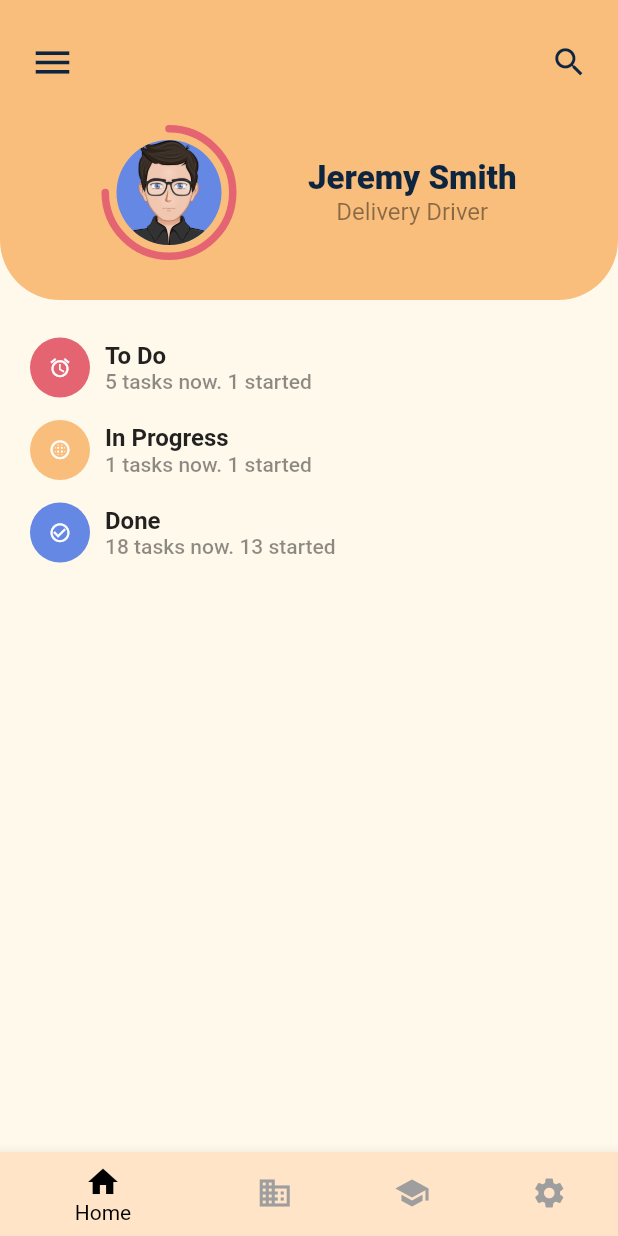
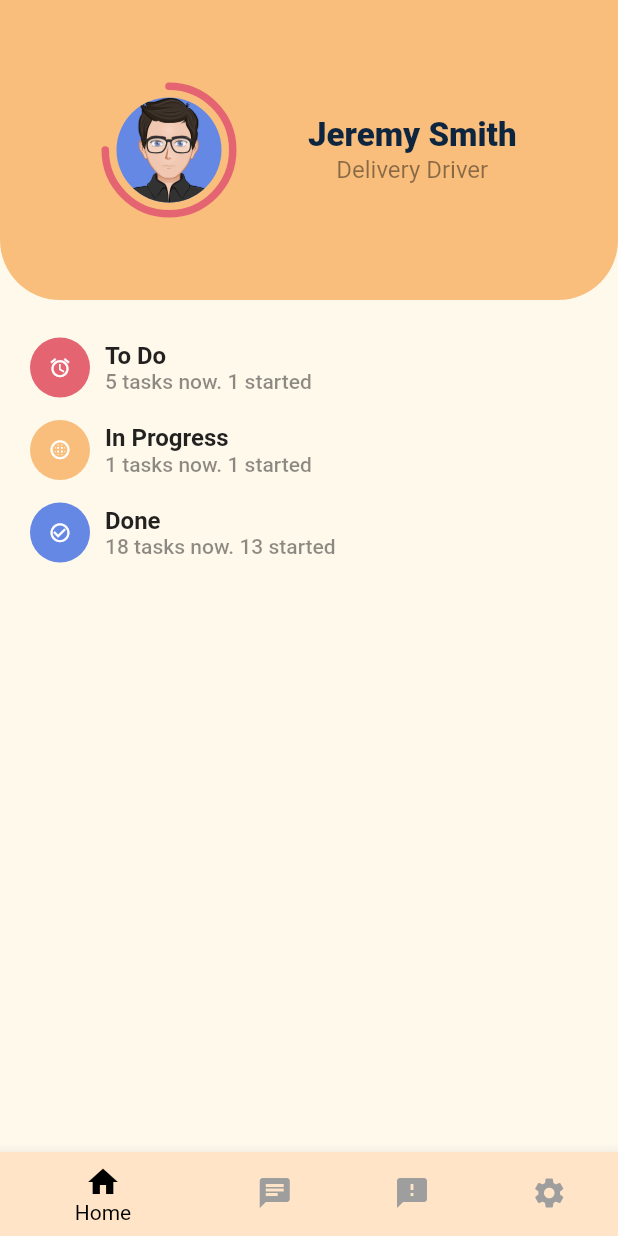
Before and after one commit to mcbebu/bakchormeenonspicy, a Flutter app: the screen it shows after launch, on a phone screen of 412 x 824 dp. Run offline on Flutter 3.47's test engine with Material 2 defaults, Android fonts, the phone set to English and light mode, and no system bars; drawn by our look-alikes of percent_indicator.

Commit message:
mod nav bar

```diff
--- a/lib/screens/home_page.dart
+++ b/lib/screens/home_page.dart
@@ -42,6 +42,7 @@ class _HomePageState extends State<HomePage> {
     return Scaffold(
       backgroundColor: LightColors.kLightYellow,
       body: SafeArea(
+        child: Expanded(
           child: Column(
             children: <Widget>[
               TopContainer(
@@ -50,15 +51,6 @@ class _HomePageState extends State<HomePage> {
                 child: Column(
                     mainAxisAlignment: MainAxisAlignment.spaceEvenly,
                     children: <Widget>[
-                    Row(
-                      mainAxisAlignment: MainAxisAlignment.spaceBetween,
-                      children: <Widget>[
-                        Icon(Icons.menu,
-                            color: LightColors.kDarkBlue, size: 30.0),
-                        Icon(Icons.search,
-                            color: LightColors.kDarkBlue, size: 25.0),
-                      ],
-                    ),
                       Padding(
                         padding: const EdgeInsets.symmetric(
                             horizontal: 0, vertical: 0.0),
@@ -164,6 +156,7 @@ class _HomePageState extends State<HomePage> {
             ],
           ),
         ),
+      ),
     );
   }
 }
--- a/lib/screens/nav_bar.dart
+++ b/lib/screens/nav_bar.dart
@@ -2,19 +2,18 @@ import 'package:flutter/material.dart';
 import 'package:flutter_bak/screens/home_page.dart';
 import 'package:flutter_bak/screens/questionaire.dart';
 import 'package:flutter_bak/theme/colors/light_colors.dart';
+import 'package:flutter_bak/widgets/top_container.dart';
 
 void main() => runApp(const NavBar());
 
 class NavBar extends StatelessWidget {
   const NavBar({super.key});
 
-  static const String _title = 'Flutter Code Sample';
-
   @override
   Widget build(BuildContext context) {
     return const MaterialApp(
-      title: _title,
       home: MyStatefulWidget(),
+      debugShowCheckedModeBanner: false,
     );
   }
 }
@@ -43,11 +42,11 @@ class _MyStatefulWidgetState extends State<MyStatefulWidget> {
       style: optionStyle,
     ),
     Text(
-      'Index 1: Business',
+      'Index 1: Community',
       style: optionStyle,
     ),
     Text(
-      'Index 2: School',
+      'Index 2: Feedback',
       style: optionStyle,
     ),
     Text(
@@ -65,7 +64,15 @@ class _MyStatefulWidgetState extends State<MyStatefulWidget> {
   @override
   Widget build(BuildContext context) {
     return Scaffold(
-      body: _pages[_selectedIndex],
+      body: SafeArea(
+        child: Column(
+          children: <Widget>[
+            Expanded(
+              child: _pages[_selectedIndex],
+            ),
+          ],
+        ),
+      ),
       bottomNavigationBar: BottomNavigationBar(
         items: const <BottomNavigationBarItem>[
           BottomNavigationBarItem(
@@ -74,13 +81,13 @@ class _MyStatefulWidgetState extends State<MyStatefulWidget> {
             backgroundColor: LightColors.kLightYellow2,
           ),
           BottomNavigationBarItem(
-            icon: Icon(Icons.business),
-            label: 'Business',
+            icon: Icon(Icons.chat),
+            label: 'Community',
             backgroundColor: LightColors.kLightYellow2,
           ),
           BottomNavigationBarItem(
-            icon: Icon(Icons.school),
-            label: 'School',
+            icon: Icon(Icons.feedback),
+            label: 'Feedback',
             backgroundColor: LightColors.kLightYellow2,
           ),
           BottomNavigationBarItem(
```
Lines whose indentation alone changed are shown as unchanged.
